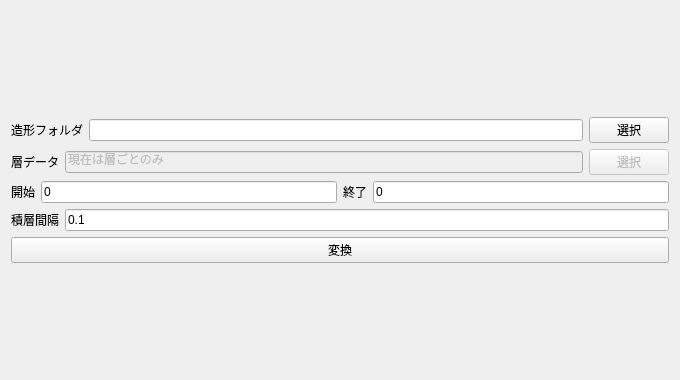
Above: convert/convertpanel.ui from MaruoLab2015/5AxisFabricationApplication before the change. Below: the same form after it.
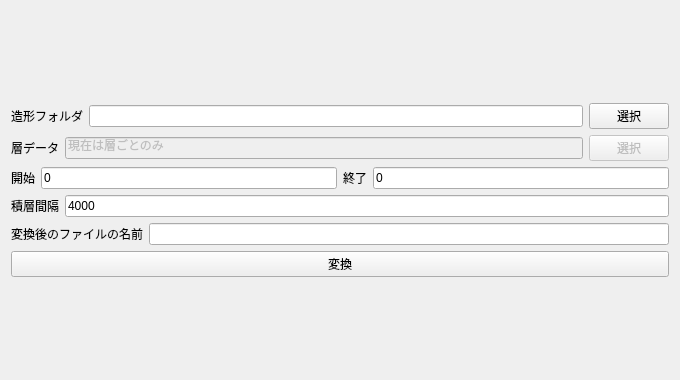
That is the form after the change.

Diff of the .ui file:
```diff
--- a/convert/convertpanel.ui
+++ b/convert/convertpanel.ui
@@ -116,7 +116,25 @@
        <item>
         <widget class="QLineEdit" name="layerPitchLineEdit">
          <property name="text">
-          <string>0.1</string>
+          <string>4000</string>
+         </property>
+        </widget>
+       </item>
+      </layout>
+     </item>
+     <item>
+      <layout class="QHBoxLayout" name="horizontalLayout_5">
+       <item>
+        <widget class="QLabel" name="label_6">
+         <property name="text">
+          <string>変換後のファイルの名前</string>
+         </property>
+        </widget>
+       </item>
+       <item>
+        <widget class="QLineEdit" name="covertNameLineEdit">
+         <property name="text">
+          <string/>
          </property>
         </widget>
        </item>
```
